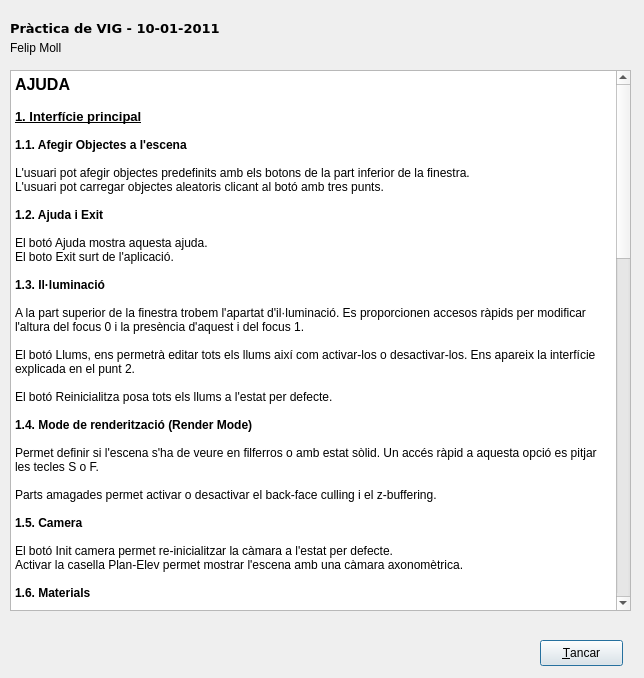
Old version of the form app/ajuda.ui in the repository lipixx/vig1011.
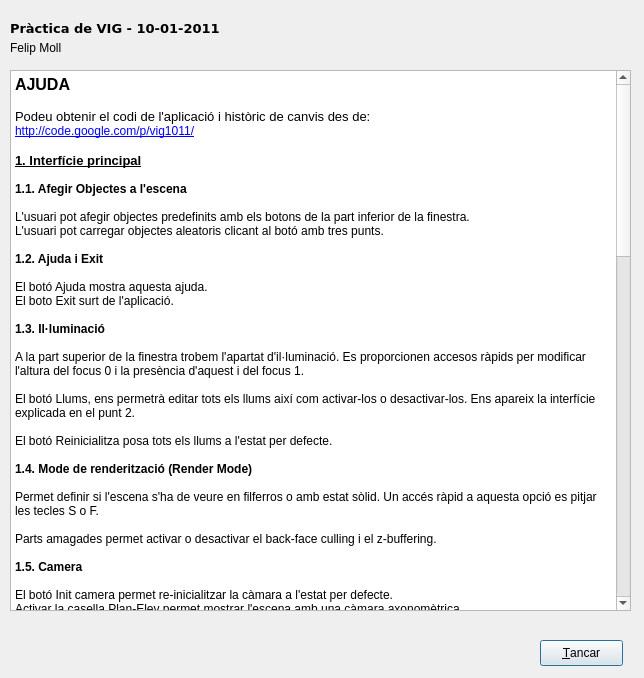
New version of the form.

Commit message: +Increment de 0.001 innecessari.

What changed in the file:
```diff
--- a/app/ajuda.ui
+++ b/app/ajuda.ui
@@ -51,6 +51,9 @@
 &lt;td style=&quot;border: none;&quot;&gt;
 &lt;p style=&quot; margin-top:0px; margin-bottom:0px; margin-left:0px; margin-right:0px; -qt-block-indent:0; text-indent:0px;&quot;&gt;&lt;span style=&quot; font-size:12pt; font-weight:600;&quot;&gt;AJUDA&lt;/span&gt;&lt;/p&gt;
 &lt;p style=&quot;-qt-paragraph-type:empty; margin-top:0px; margin-bottom:0px; margin-left:0px; margin-right:0px; -qt-block-indent:0; text-indent:0px; font-size:10pt;&quot;&gt;&lt;/p&gt;
+&lt;p style=&quot; margin-top:0px; margin-bottom:0px; margin-left:0px; margin-right:0px; -qt-block-indent:0; text-indent:0px;&quot;&gt;&lt;span style=&quot; font-size:10pt;&quot;&gt;Podeu obtenir el codi de l'aplicació i històric de canvis des de:&lt;/span&gt;&lt;/p&gt;
+&lt;p style=&quot; margin-top:0px; margin-bottom:0px; margin-left:0px; margin-right:0px; -qt-block-indent:0; text-indent:0px;&quot;&gt;&lt;a href=&quot;http://code.google.com/p/vig1011/&quot;&gt;&lt;span style=&quot; text-decoration: underline; color:#0000ff;&quot;&gt;http://code.google.com/p/vig1011/&lt;/span&gt;&lt;/a&gt;&lt;/p&gt;
+&lt;p style=&quot;-qt-paragraph-type:empty; margin-top:0px; margin-bottom:0px; margin-left:0px; margin-right:0px; -qt-block-indent:0; text-indent:0px; font-size:10pt;&quot;&gt;&lt;/p&gt;
 &lt;p style=&quot; margin-top:0px; margin-bottom:0px; margin-left:0px; margin-right:0px; -qt-block-indent:0; text-indent:0px;&quot;&gt;&lt;span style=&quot; font-size:10pt; font-weight:600; text-decoration: underline;&quot;&gt;1. Interfície principal&lt;/span&gt;&lt;/p&gt;
 &lt;p style=&quot;-qt-paragraph-type:empty; margin-top:0px; margin-bottom:0px; margin-left:0px; margin-right:0px; -qt-block-indent:0; text-indent:0px;&quot;&gt;&lt;/p&gt;
 &lt;p style=&quot; margin-top:0px; margin-bottom:0px; margin-left:0px; margin-right:0px; -qt-block-indent:0; text-indent:0px;&quot;&gt;&lt;span style=&quot; font-weight:600;&quot;&gt;1.1. Afegir Objectes a l'escena&lt;/span&gt;&lt;/p&gt;
@@ -172,7 +175,8 @@
 &lt;p style=&quot;-qt-paragraph-type:empty; margin-top:0px; margin-bottom:0px; margin-left:0px; margin-right:0px; -qt-block-indent:0; text-indent:0px;&quot;&gt;&lt;/p&gt;
 &lt;p style=&quot; margin-top:0px; margin-bottom:0px; margin-left:0px; margin-right:0px; -qt-block-indent:0; text-indent:0px;&quot;&gt;Felip Moll Marquès&lt;/p&gt;
 &lt;p style=&quot; margin-top:0px; margin-bottom:0px; margin-left:0px; margin-right:0px; -qt-block-indent:0; text-indent:0px;&quot;&gt;Visualització i Interacció Gràfica - Q1&lt;/p&gt;
-&lt;p style=&quot; margin-top:0px; margin-bottom:0px; margin-left:0px; margin-right:0px; -qt-block-indent:0; text-indent:0px;&quot;&gt;10-01-2011&lt;/p&gt;&lt;/td&gt;&lt;/tr&gt;&lt;/table&gt;&lt;/body&gt;&lt;/html&gt;</string>
+&lt;p style=&quot; margin-top:0px; margin-bottom:0px; margin-left:0px; margin-right:0px; -qt-block-indent:0; text-indent:0px;&quot;&gt;10-01-2011&lt;/p&gt;
+&lt;p style=&quot; margin-top:0px; margin-bottom:0px; margin-left:0px; margin-right:0px; -qt-block-indent:0; text-indent:0px;&quot;&gt;&lt;a href=&quot;http://code.google.com/p/vig1011/&quot;&gt;&lt;span style=&quot; text-decoration: underline; color:#0000ff;&quot;&gt;http://code.google.com/p/vig1011/&lt;/span&gt;&lt;/a&gt;&lt;/p&gt;&lt;/td&gt;&lt;/tr&gt;&lt;/table&gt;&lt;/body&gt;&lt;/html&gt;</string>
    </property>
   </widget>
   <widget class="QLabel" name="label">
```
The commit also changes 1 other file.
